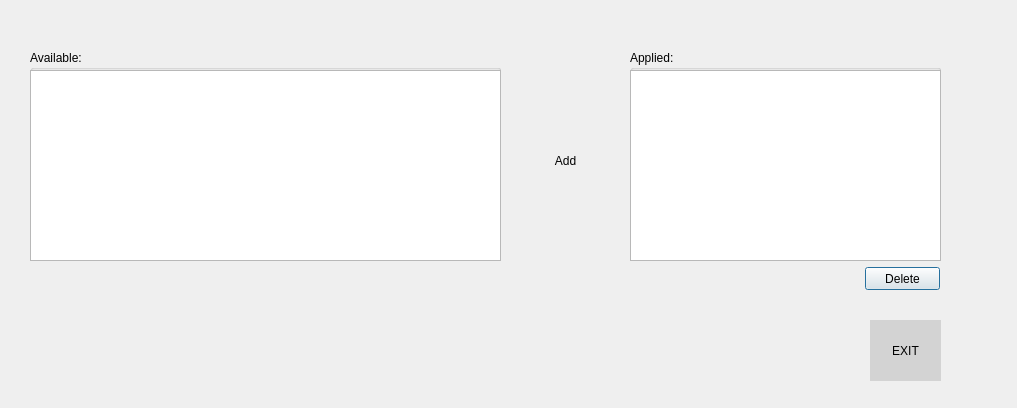
Before: the Qt Designer form uis/apply_credit_note_form.ui in andrei219/euromedia, drawn with Qt 5.
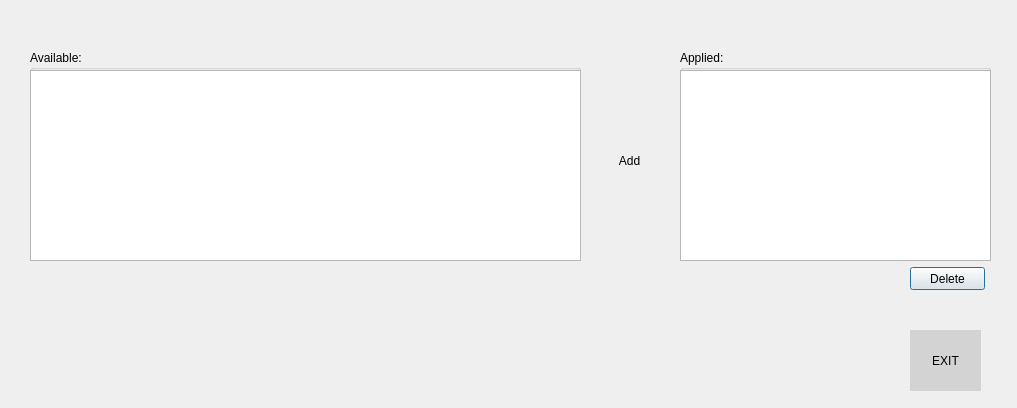
After: the same form once the commit is applied. Icons and pictures are not drawn.

```diff
--- a/uis/apply_credit_note_form.ui
+++ b/uis/apply_credit_note_form.ui
@@ -18,7 +18,7 @@
     <rect>
      <x>30</x>
      <y>50</y>
-     <width>471</width>
+     <width>551</width>
      <height>211</height>
     </rect>
    </property>
@@ -30,7 +30,7 @@
      <rect>
       <x>0</x>
       <y>20</y>
-      <width>471</width>
+      <width>551</width>
       <height>191</height>
      </rect>
     </property>
@@ -48,7 +48,7 @@
   <widget class="QGroupBox" name="groupBox_2">
    <property name="geometry">
     <rect>
-     <x>630</x>
+     <x>680</x>
      <y>50</y>
      <width>311</width>
      <height>211</height>
@@ -77,8 +77,8 @@
   <widget class="QToolButton" name="exit">
    <property name="geometry">
     <rect>
-     <x>870</x>
-     <y>320</y>
+     <x>910</x>
+     <y>330</y>
      <width>71</width>
      <height>61</height>
     </rect>
@@ -109,7 +109,7 @@
   <widget class="QPushButton" name="delete_">
    <property name="geometry">
     <rect>
-     <x>865</x>
+     <x>910</x>
      <y>267</y>
      <width>75</width>
      <height>23</height>
@@ -122,7 +122,7 @@
   <widget class="QToolButton" name="add">
    <property name="geometry">
     <rect>
-     <x>520</x>
+     <x>584</x>
      <y>130</y>
      <width>91</width>
      <height>61</height>
```
